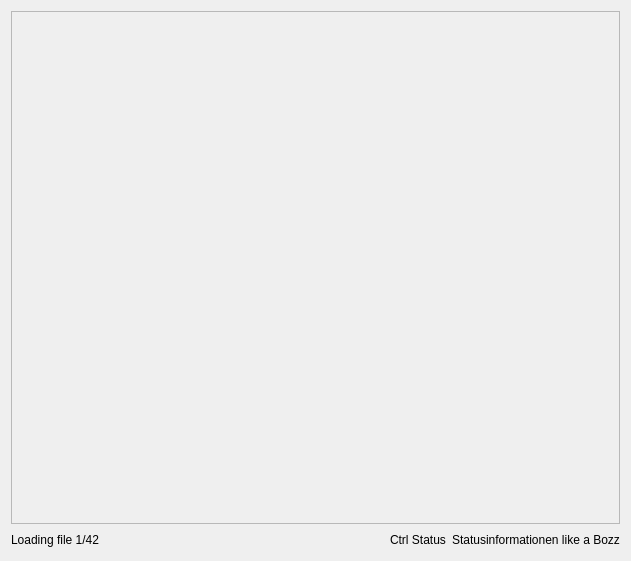
Qt form ui/tab_interpretation.ui (rsumner33/urh-2) before a commit.
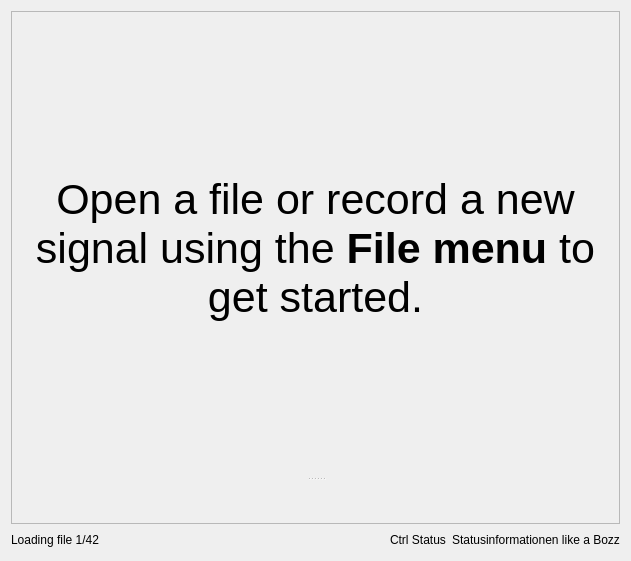
The same form after that commit. Icons and pictures are not drawn. Custom widgets are drawn as their Qt base class.

The edit to the form file:
```diff
--- a/ui/tab_interpretation.ui
+++ b/ui/tab_interpretation.ui
@@ -55,6 +55,55 @@
       <property name="styleSheet">
        <string notr="true"/>
       </property>
+      <layout class="QVBoxLayout" name="verticalLayout">
+       <item>
+        <widget class="QSplitter" name="splitter">
+         <property name="styleSheet">
+          <string notr="true">QSplitter::handle:vertical {
+margin: 4px 0px;
+    background-color: qlineargradient(x1:0, y1:0, x2:1, y2:0, 
+stop:0 rgba(255, 255, 255, 0), 
+stop:0.5 rgba(100, 100, 100, 100), 
+stop:1 rgba(255, 255, 255, 0));
+	image: url(:/icons/data/icons/splitter_handle_horizontal.svg);
+}</string>
+         </property>
+         <property name="orientation">
+          <enum>Qt::Vertical</enum>
+         </property>
+         <property name="handleWidth">
+          <number>6</number>
+         </property>
+         <widget class="QLabel" name="labelGettingStarted">
+          <property name="font">
+           <font>
+            <pointsize>32</pointsize>
+           </font>
+          </property>
+          <property name="styleSheet">
+           <string notr="true"/>
+          </property>
+          <property name="text">
+           <string>&lt;html&gt;&lt;head/&gt;&lt;body&gt;&lt;p&gt;Open a file or record a new signal using the &lt;b&gt;File menu&lt;/b&gt; to get started.&lt;/p&gt;&lt;/body&gt;&lt;/html&gt;</string>
+          </property>
+          <property name="alignment">
+           <set>Qt::AlignCenter</set>
+          </property>
+          <property name="wordWrap">
+           <bool>true</bool>
+          </property>
+          <property name="textInteractionFlags">
+           <set>Qt::NoTextInteraction</set>
+          </property>
+         </widget>
+         <widget class="QLabel" name="placeholderLabel">
+          <property name="text">
+           <string/>
+          </property>
+         </widget>
+        </widget>
+       </item>
+      </layout>
      </widget>
     </widget>
    </item>
```
Left out of the diff: 4 changed lines with no effect on the pictures.
